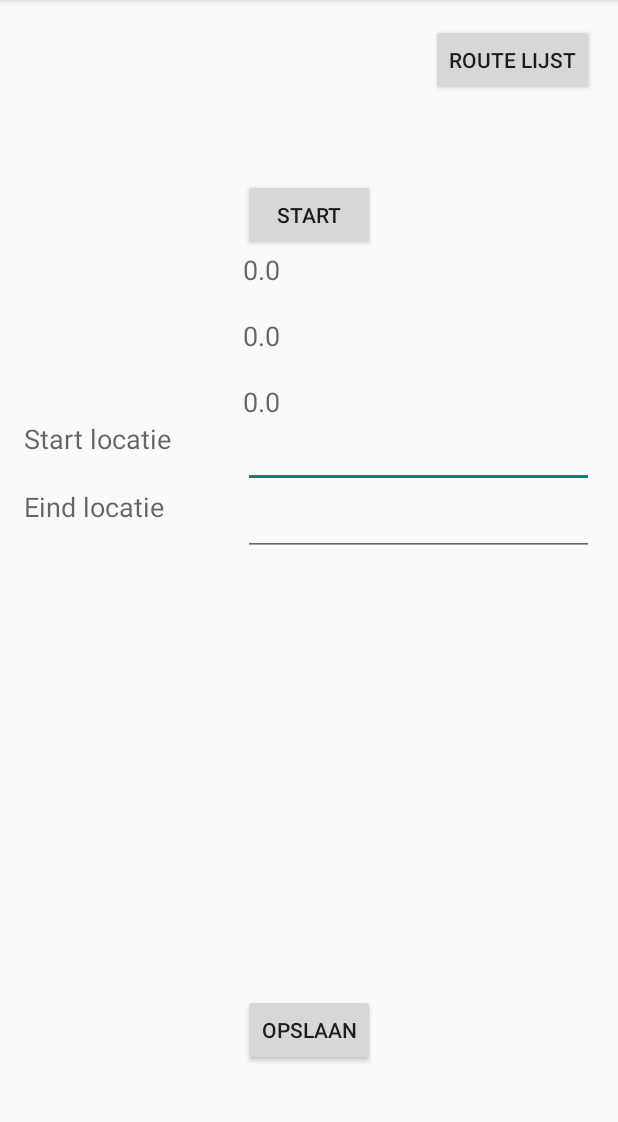
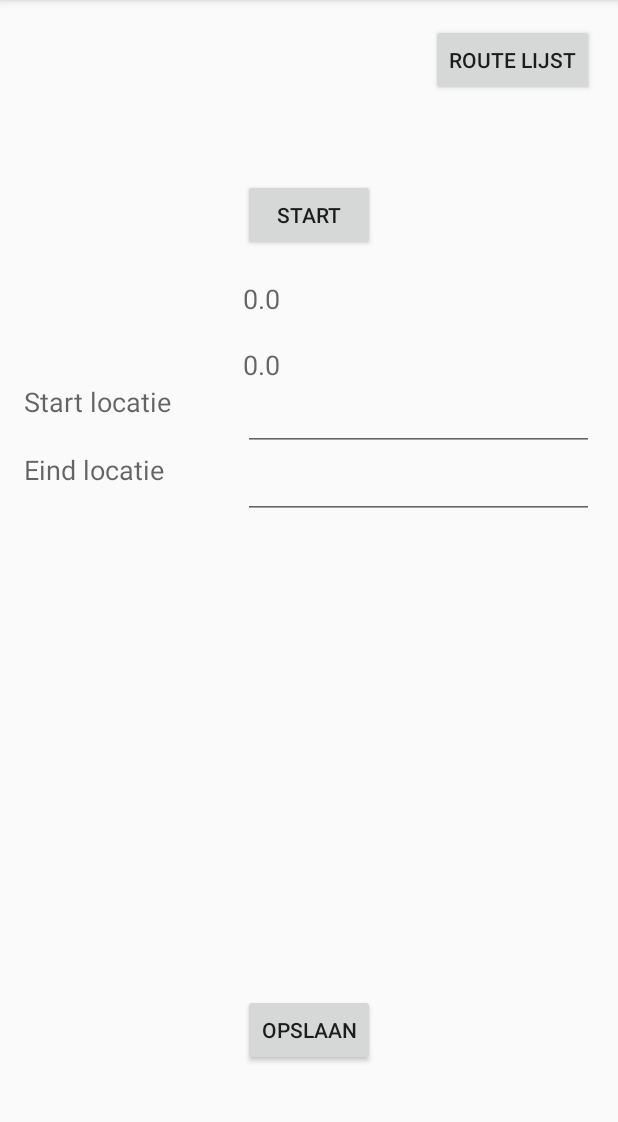
Before and after one commit to Bramvanelderen10/ShakeYouUp, an Android app: the screen it shows after launch (DashboardActivity), after a tap on "STOP", on a phone screen of 412 x 824 dp, the part 84-1206 px from its top. Run offline under Robolectric (Android 15) with nearby library versions, the phone set to English and light mode, and no system bars; 1 other tap on this screen came first.

Commit message:
View visibility on start/stop/save states working correctly

```diff
--- a/app/src/main/java/com/groep5/shakeyouup/DashboardActivity.java
+++ b/app/src/main/java/com/groep5/shakeyouup/DashboardActivity.java
@@ -28,6 +28,12 @@ public class DashboardActivity extends ActionBarActivity {
 
         View stop = findViewById(R.id.stop);
         stop.setVisibility(View.GONE);
+
+        findViewById(R.id.startLocationText).setVisibility(View.GONE);
+        findViewById(R.id.startLocationView).setVisibility(View.GONE);
+        findViewById(R.id.endLocationView).setVisibility(View.GONE);
+        findViewById(R.id.endLocationText).setVisibility(View.GONE);
+        findViewById(R.id.save).setVisibility(View.GONE);
     }
 
     @Override
@@ -65,16 +71,28 @@ public class DashboardActivity extends ActionBarActivity {
         this.timer = new Timer();
         timer.schedule(new DashboardTimerTask(this), 0, 1000);
 
-        View stop = findViewById(R.id.stop);
-        stop.setVisibility(View.VISIBLE);
+        findViewById(R.id.currentScore).setVisibility(View.VISIBLE);
+        findViewById(R.id.start).setVisibility(View.GONE);
 
-        View start = findViewById(R.id.start);
-        start.setVisibility(View.GONE);
+        findViewById(R.id.stop).setVisibility(View.VISIBLE);
+        findViewById(R.id.startLocationText).setVisibility(View.GONE);
+        findViewById(R.id.startLocationView).setVisibility(View.GONE);
+        findViewById(R.id.endLocationView).setVisibility(View.GONE);
+        findViewById(R.id.endLocationText).setVisibility(View.GONE);
+        findViewById(R.id.save).setVisibility(View.GONE);
+        findViewById(R.id.finalScore).setVisibility(View.GONE);
+
+        TextView startLocationText = (TextView)findViewById(R.id.startLocationText);
+        startLocationText.setText("");
+        TextView endLocationText = (TextView)findViewById(R.id.endLocationText);
+        endLocationText.setText("");
+
     }
 
     public void stop(View v) {
 
         if (this.journey == null) return;
+
 
         timer.cancel();
         timer = null;
@@ -84,18 +102,21 @@ public class DashboardActivity extends ActionBarActivity {
         float time = journey.getCurrentTime();
 
 
-
-        TextView finalScoreView = (TextView)findViewById(R.id.finalScore);
-        TextView timeView = (TextView)findViewById(R.id.time);
+        TextView finalScoreView = (TextView) findViewById(R.id.finalScore);
+        TextView timeView = (TextView) findViewById(R.id.time);
         timeView.setText(Float.toString(time));
         finalScoreView.setText(Float.toString(score));
 
 
-        View stop = findViewById(R.id.stop);
-        stop.setVisibility(View.GONE);
-
-        View start = findViewById(R.id.start);
-        start.setVisibility(View.VISIBLE);
+        findViewById(R.id.stop).setVisibility(View.GONE);
+        findViewById(R.id.currentScore).setVisibility(View.GONE);
+        findViewById(R.id.start).setVisibility(View.VISIBLE);
+        findViewById(R.id.startLocationText).setVisibility(View.VISIBLE);
+        findViewById(R.id.startLocationView).setVisibility(View.VISIBLE);
+        findViewById(R.id.endLocationView).setVisibility(View.VISIBLE);
+        findViewById(R.id.endLocationText).setVisibility(View.VISIBLE);
+        findViewById(R.id.save).setVisibility(View.VISIBLE);
+        findViewById(R.id.finalScore).setVisibility(View.VISIBLE);
     }
 
     public void updateDashboard() {
@@ -127,8 +148,10 @@ public class DashboardActivity extends ActionBarActivity {
 
         journey.save(location);
 
-
-
+        startLocationView.setVisibility(View.GONE);
+        endLocationView.setVisibility(View.GONE);
+        findViewById(R.id.startLocationView).setVisibility(View.GONE);
+        findViewById(R.id.endLocationView).setVisibility(View.GONE);
     }
 
     public void viewRoutes(View v) {
```
